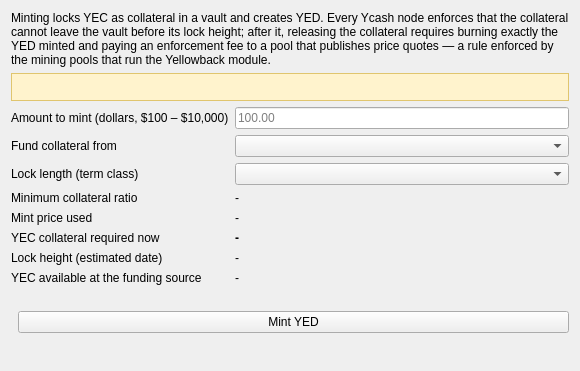
boyfromcave/yecwallet-dd, file src/yellowbackmint.ui: the form before one commit.
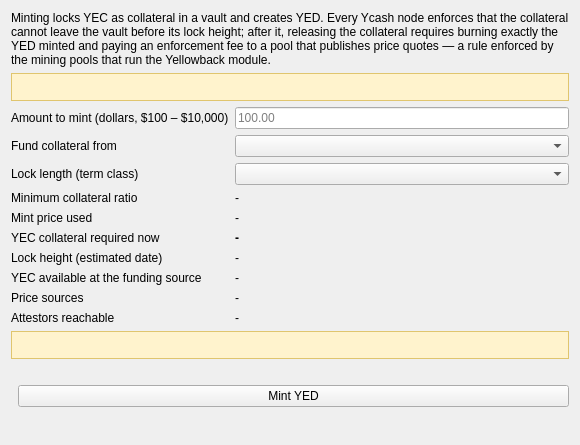
The form after the commit.

Commit message: Wallet: v3 read-only views: Attestors page, source prices, notices, subscriber settings

Patch:
```diff
--- a/src/yellowbackmint.ui
+++ b/src/yellowbackmint.ui
@@ -28,6 +28,10 @@
      <item row="3" column="1"><widget class="QLabel" name="lblRatio"><property name="text"><string>-</string></property></widget></item>
      <item row="4" column="0"><widget class="QLabel" name="m4"><property name="text"><string>Mint price used</string></property></widget></item>
      <item row="4" column="1"><widget class="QLabel" name="lblPrice"><property name="text"><string>-</string></property></widget></item>
+     <item row="8" column="0"><widget class="QLabel" name="m9"><property name="text"><string>Price sources</string></property></widget></item>
+     <item row="8" column="1"><widget class="QLabel" name="lblSource"><property name="text"><string>-</string></property><property name="wordWrap"><bool>true</bool></property><property name="toolTip"><string>The pool quotes' bound and the attestors' bound, and which of the two set the mint price (the lower one). Shown once the attestation layer is armed.</string></property></widget></item>
+     <item row="9" column="0"><widget class="QLabel" name="m10"><property name="text"><string>Attestors reachable</string></property></widget></item>
+     <item row="9" column="1"><widget class="QLabel" name="lblSelection"><property name="text"><string>-</string></property><property name="wordWrap"><bool>true</bool></property><property name="toolTip"><string>Of the attestors a mint built now would be assigned, how many this node holds a fresh attestation from. A mint needs a minimum number of them.</string></property></widget></item>
      <item row="5" column="0"><widget class="QLabel" name="m5"><property name="text"><string>YEC collateral required now</string></property></widget></item>
      <item row="5" column="1"><widget class="QLabel" name="lblCollateral"><property name="text"><string>-</string></property><property name="styleSheet"><string notr="true">QLabel { font-weight: bold; }</string></property></widget></item>
      <item row="6" column="0"><widget class="QLabel" name="m6"><property name="text"><string>Lock height (estimated date)</string></property></widget></item>
@@ -36,6 +40,9 @@
      <item row="7" column="1"><widget class="QLabel" name="lblYecAvailable"><property name="text"><string>-</string></property></widget></item>
     </layout>
    </item>
+   <item>
+    <widget class="QLabel" name="lblDivergence"><property name="text"><string/></property><property name="wordWrap"><bool>true</bool></property><property name="styleSheet"><string notr="true">QLabel { background-color: #fff3cd; color: #5c4400; border: 1px solid #e0c56e; padding: 6px; }</string></property></widget>
+   </item>
    <item>
     <widget class="QLabel" name="lblMintHint"><property name="text"><string/></property><property name="wordWrap"><bool>true</bool></property><property name="styleSheet"><string notr="true">QLabel { color: #a33; }</string></property></widget>
    </item>
```
The commit also changes 12 other files.
